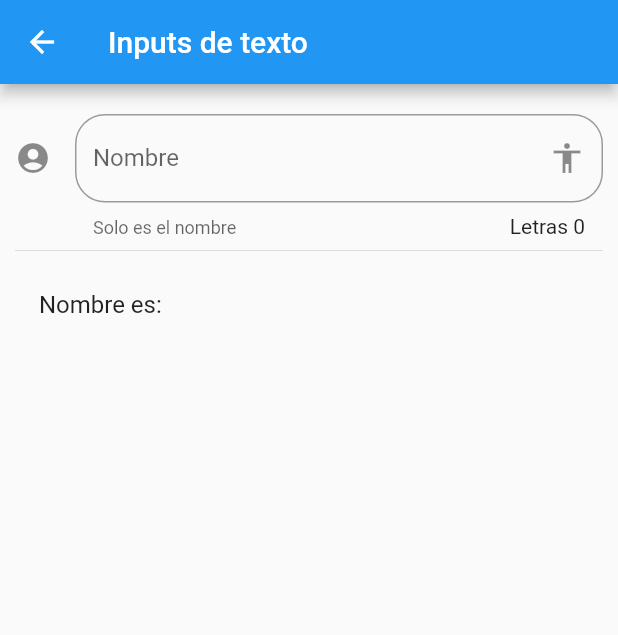
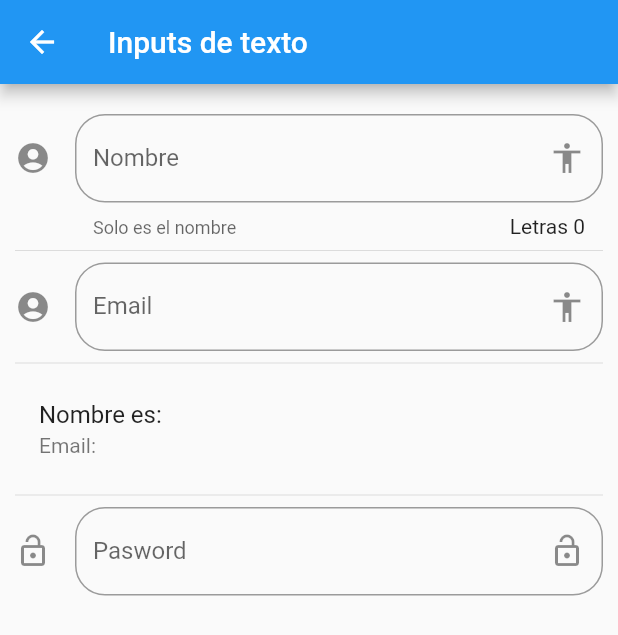
Before and after one commit to YuricsaMay/F-ComponentesFlutter, a Flutter app: the InputPage screen opened by its route, on a phone screen of 412 x 824 dp. Shown: the top 635 px of the screen. Run offline on Flutter 3.47's test engine with Material 2 defaults, Android fonts, the phone set to English and light mode, and no system bars.

Commit message:
Email y password fields

```diff
--- a/lib/src/pages/input_page.dart
+++ b/lib/src/pages/input_page.dart
@@ -9,7 +9,7 @@ class InputPage extends StatefulWidget {
 
 class _InputPageState extends State<InputPage> {
 String _nombre='';
-
+  String  _email='';
 
   @override
   Widget build(BuildContext context) {
@@ -21,8 +21,12 @@ String _nombre='';
         padding: EdgeInsets.symmetric(horizontal: 10.0, vertical:20.0),
         children:<Widget>[
           _crearInput(),
+           Divider(),
+          _crearEmail(),
           Divider(),
-          _crearPersona()
+          _crearPersona(),
+          Divider(),
+          _crearPassword(),
         ],
       ),
     );
@@ -50,11 +54,47 @@ String _nombre='';
       },
     );
   }
+  Widget _crearEmail(){
+    return TextField(
+   keyboardType: TextInputType.emailAddress,
+      decoration:InputDecoration(
+        border:OutlineInputBorder(
+        borderRadius: BorderRadius.circular(20.0)
+        ),
 
+        hintText:'Email',
+        labelText:'Email',
+        suffixIcon:Icon(Icons.accessibility),
+        icon:Icon(Icons.account_circle)
+      ),
+      onChanged:(valor)=>setState((){
+           _email=valor;
+        })
+    );
+  }
+       Widget _crearPassword(){
+    return TextField(
+   obscureText:true,
+      decoration:InputDecoration(
+        border:OutlineInputBorder(
+        borderRadius: BorderRadius.circular(20.0)
+        ),
+
+        hintText:'Pasword',
+        labelText:'Pasword',
+        suffixIcon:Icon(Icons.lock_open),
+        icon:Icon(Icons.lock_open)
+      ),
+      onChanged:(valor)=>setState((){
+           _email=valor;
+        })
+    );
+       }
     Widget _crearPersona(){
       return ListTile(
         title:Text('Nombre es: $_nombre'),
+        subtitle: Text('Email: $_email'),
       );
 
     }
-  }
+      }
```
